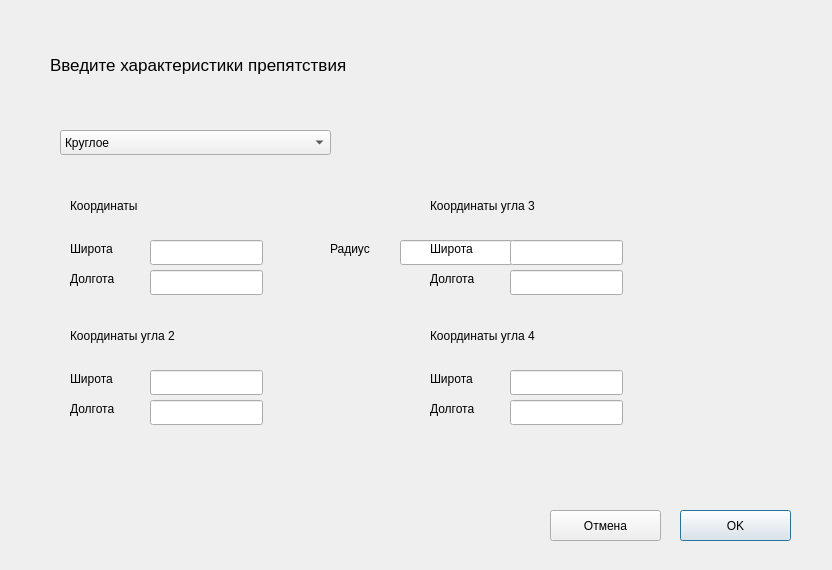
EgorovaAnna/gpbla, file addobject.ui: the form before one commit.
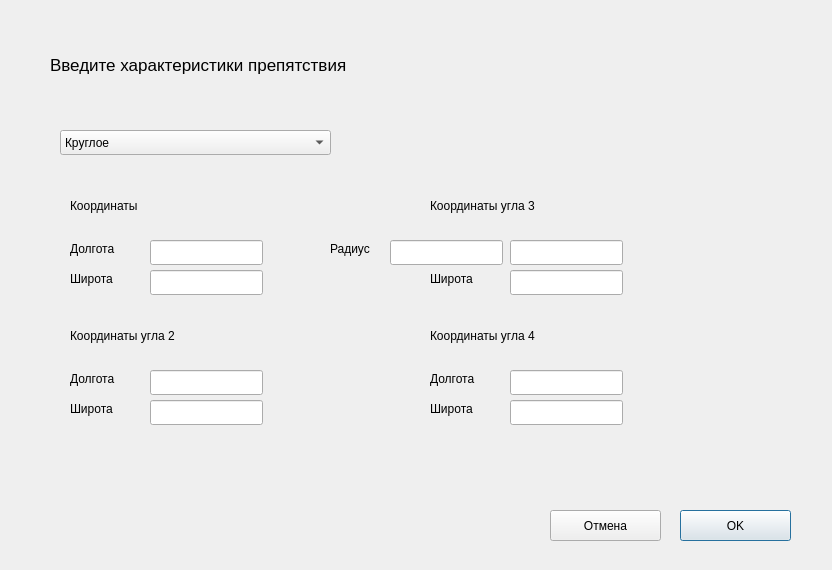
The form after the commit.

Commit message: Changing height, radioview added

Patch:
```diff
--- a/addobject.ui
+++ b/addobject.ui
@@ -36,16 +36,6 @@
     <string/>
    </property>
   </widget>
-  <widget class="QLineEdit" name="r">
-   <property name="geometry">
-    <rect>
-     <x>400</x>
-     <y>240</y>
-     <width>113</width>
-     <height>25</height>
-    </rect>
-   </property>
-  </widget>
   <widget class="QPushButton" name="pushButton">
    <property name="geometry">
     <rect>
@@ -96,33 +86,7 @@
     <bool>true</bool>
    </property>
   </widget>
-  <widget class="QLabel" name="label_5">
-   <property name="geometry">
-    <rect>
-     <x>70</x>
-     <y>270</y>
-     <width>67</width>
-     <height>17</height>
-    </rect>
-   </property>
-   <property name="text">
-    <string>Долгота</string>
-   </property>
-  </widget>
-  <widget class="QLabel" name="label_3">
-   <property name="geometry">
-    <rect>
-     <x>70</x>
-     <y>240</y>
-     <width>67</width>
-     <height>17</height>
-    </rect>
-   </property>
-   <property name="text">
-    <string>Широта</string>
-   </property>
-  </widget>
-  <widget class="QLabel" name="label_2">
+  <widget class="QLabel" name="label_a">
    <property name="geometry">
     <rect>
      <x>70</x>
@@ -168,19 +132,6 @@
     </property>
    </item>
   </widget>
-  <widget class="QLabel" name="label_6">
-   <property name="geometry">
-    <rect>
-     <x>70</x>
-     <y>370</y>
-     <width>67</width>
-     <height>17</height>
-    </rect>
-   </property>
-   <property name="text">
-    <string>Широта</string>
-   </property>
-  </widget>
   <widget class="QLabel" name="label_7">
    <property name="geometry">
     <rect>
@@ -217,24 +168,11 @@
     <string/>
    </property>
   </widget>
-  <widget class="QLabel" name="label_8">
-   <property name="geometry">
-    <rect>
-     <x>70</x>
-     <y>400</y>
-     <width>67</width>
-     <height>17</height>
-    </rect>
-   </property>
-   <property name="text">
-    <string>Долгота</string>
-   </property>
-  </widget>
   <widget class="QLabel" name="label_9">
    <property name="geometry">
     <rect>
      <x>430</x>
-     <y>240</y>
+     <y>270</y>
      <width>67</width>
      <height>17</height>
     </rect>
@@ -283,7 +221,7 @@
    <property name="geometry">
     <rect>
      <x>430</x>
-     <y>270</y>
+     <y>240</y>
      <width>67</width>
      <height>17</height>
     </rect>
@@ -292,19 +230,6 @@
     <string>Долгота</string>
    </property>
   </widget>
-  <widget class="QLabel" name="label_12">
-   <property name="geometry">
-    <rect>
-     <x>430</x>
-     <y>370</y>
-     <width>67</width>
-     <height>17</height>
-    </rect>
-   </property>
-   <property name="text">
-    <string>Широта</string>
-   </property>
-  </widget>
   <widget class="QLabel" name="label_13">
    <property name="geometry">
     <rect>
@@ -341,19 +266,97 @@
     <string/>
    </property>
   </widget>
+  <widget class="QLabel" name="label_12">
+   <property name="geometry">
+    <rect>
+     <x>430</x>
+     <y>400</y>
+     <width>67</width>
+     <height>17</height>
+    </rect>
+   </property>
+   <property name="text">
+    <string>Широта</string>
+   </property>
+  </widget>
   <widget class="QLabel" name="label_14">
    <property name="geometry">
     <rect>
      <x>430</x>
+     <y>370</y>
+     <width>67</width>
+     <height>17</height>
+    </rect>
+   </property>
+   <property name="text">
+    <string>Долгота</string>
+   </property>
+  </widget>
+  <widget class="QLabel" name="label_15">
+   <property name="geometry">
+    <rect>
+     <x>70</x>
      <y>400</y>
      <width>67</width>
      <height>17</height>
     </rect>
    </property>
    <property name="text">
+    <string>Широта</string>
+   </property>
+  </widget>
+  <widget class="QLabel" name="label_16">
+   <property name="geometry">
+    <rect>
+     <x>70</x>
+     <y>370</y>
+     <width>67</width>
+     <height>17</height>
+    </rect>
+   </property>
+   <property name="text">
     <string>Долгота</string>
    </property>
   </widget>
+  <widget class="QLabel" name="label_c">
+   <property name="geometry">
+    <rect>
+     <x>70</x>
+     <y>270</y>
+     <width>67</width>
+     <height>17</height>
+    </rect>
+   </property>
+   <property name="text">
+    <string>Широта</string>
+   </property>
+  </widget>
+  <widget class="QLabel" name="label_b">
+   <property name="geometry">
+    <rect>
+     <x>70</x>
+     <y>240</y>
+     <width>67</width>
+     <height>17</height>
+    </rect>
+   </property>
+   <property name="text">
+    <string>Долгота</string>
+   </property>
+  </widget>
+  <widget class="QLineEdit" name="r">
+   <property name="geometry">
+    <rect>
+     <x>390</x>
+     <y>240</y>
+     <width>113</width>
+     <height>25</height>
+    </rect>
+   </property>
+   <property name="text">
+    <string/>
+   </property>
+  </widget>
  </widget>
  <resources/>
  <connections/>
```
The commit also changes 35 other files.
